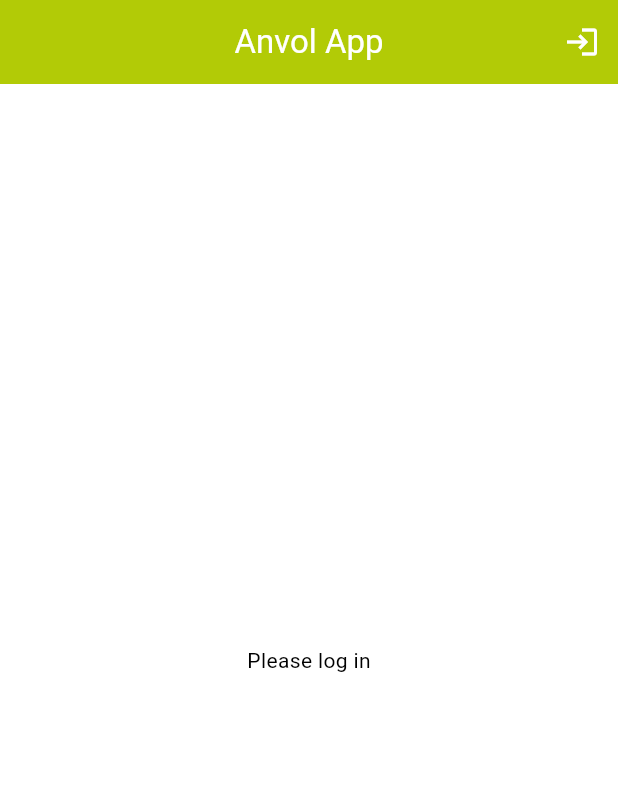
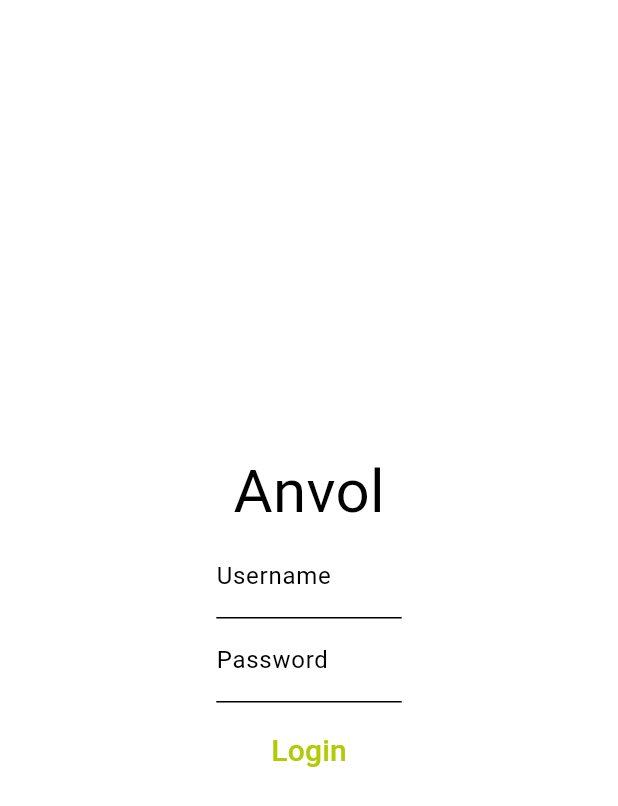
Before and after one commit to sdw2302/anvol_app, a Flutter app: the screen it shows after launch, on a phone screen of 412 x 824 dp. Shown: the top 806 px of the screen. Run offline on Flutter 3.47's test engine with Material 2 defaults, Android fonts, the phone set to English and light mode, and no system bars; Roboto replaces fonts that are missing (Poppins).

Commit message:
created profile_page, modified login on main_page

```diff
--- a/lib/main_page.dart
+++ b/lib/main_page.dart
@@ -1,5 +1,6 @@
+import 'package:anvol_app/hr_page.dart';
 import 'package:anvol_app/planning_page.dart';
-import 'package:anvol_app/hr_page.dart';
+import 'package:anvol_app/profile_page.dart';
 import 'package:anvol_app/reports_page.dart';
 import 'package:flutter/material.dart';
 
@@ -23,34 +24,31 @@ class _MainPageState extends State<MainPage> {
       MainPageContent(
         isLoggedIn: loggedIn,
         username: username,
+        setUsername: _setUsername,
+        setLoggedIn: _setLoggedIn,
       ),
       const PlanningPage(),
       const HRPage(),
       const ReportsPage(),
+      const ProfilePage(),
     ];
     return Scaffold(
-      appBar: AppBar(
-        foregroundColor: Colors.white,
-        backgroundColor: const Color(0xffB2CB06),
-        title: const Text('Anvol App'),
-        centerTitle: true,
-        actions: [
-          IconButton(
-            icon: const Icon(Icons.login),
-            onPressed: () {
-              if (!loggedIn) {
-                _showLoginDialog(context);
-              } else {
-                _showPersonalInfoPopup(context);
-              }
-            },
-          )
-        ],
-      ),
       body: _pages[_currentIndex],
       bottomNavigationBar: loggedIn ? _buildBottomNavigationBar() : null,
       backgroundColor: Colors.white,
     );
+  }
+
+  void _setUsername(String name) {
+    setState(() {
+      username = name;
+    });
+  }
+
+  void _setLoggedIn(bool state) {
+    setState(() {
+      loggedIn = state;
+    });
   }
 
   BottomNavigationBar _buildBottomNavigationBar() {
@@ -78,91 +76,14 @@ class _MainPageState extends State<MainPage> {
           icon: Icon(Icons.analytics),
           label: 'Reports',
         ),
+        BottomNavigationBarItem(
+          icon: Icon(Icons.login),
+          label: 'Profile',
+        ),
       ],
       backgroundColor: const Color(0xffE7E7E7),
       selectedItemColor: const Color(0xffFFD30B),
       unselectedItemColor: Colors.grey,
-    );
-  }
-
-  void _showLoginDialog(BuildContext context) {
-    TextEditingController usernameController = TextEditingController();
-    showDialog(
-      context: context,
-      builder: (BuildContext context) {
-        return AlertDialog(
-          title: const Text('Welcome!'),
-          content: Column(
-            mainAxisSize: MainAxisSize.min,
-            children: [
-              TextFormField(
-                controller: usernameController,
-                decoration: const InputDecoration(
-                  labelText: 'Username',
-                ),
-              ),
-              TextFormField(
-                obscureText: true,
-                decoration: const InputDecoration(
-                  labelText: 'Password',
-                ),
-              ),
-            ],
-          ),
-          actions: [
-            TextButton(
-              child: const Text('Login'),
-              onPressed: () {
-                // Perform login logic
-
-                // Once login is successful, close the dialog
-                setState(() {
-                  username = usernameController.text;
-                  loggedIn = true;
-                });
-                Navigator.of(context).pop();
-              },
-            ),
-            TextButton(
-              child: const Text('Cancel'),
-              onPressed: () {
-                Navigator.of(context).pop();
-              },
-            ),
-          ],
-        );
-      },
-    );
-  }
-
-  void _showPersonalInfoPopup(BuildContext context) {
-    showDialog(
-      context: context,
-      builder: (BuildContext context) {
-        return AlertDialog(
-          title: Text('Hi, $username'),
-          content: const Text('This is a test!'),
-          actions: [
-            TextButton(
-              child: const Text('Close'),
-              onPressed: () {
-                Navigator.of(context).pop();
-              },
-            ),
-            TextButton(
-              onPressed: () {
-                setState(() {
-                  loggedIn = false;
-                  username = '';
-                  _currentIndex = 0;
-                });
-                Navigator.of(context).pop();
-              },
-              child: const Text('Logout'),
-            ),
-          ],
-        );
-      },
     );
   }
 }
@@ -170,9 +91,15 @@ class _MainPageState extends State<MainPage> {
 class MainPageContent extends StatefulWidget {
   final bool isLoggedIn;
   final String username;
+  final Function(String) setUsername;
+  final Function(bool) setLoggedIn;
 
   const MainPageContent(
-      {Key? key, required this.isLoggedIn, required this.username})
+      {Key? key,
+      required this.isLoggedIn,
+      required this.username,
+      required this.setUsername,
+      required this.setLoggedIn})
       : super(key: key);
 
   @override
@@ -180,17 +107,76 @@ class MainPageContent extends StatefulWidget {
 }
 
 class _MainPageContentState extends State<MainPageContent> {
+  TextEditingController usernameController = TextEditingController();
+  double screenWidth = 0;
+  double textFieldWidth = 0;
+  double paddingTopSize = 0;
+
+  @override
+  void didChangeDependencies() {
+    super.didChangeDependencies();
+    screenWidth = MediaQuery.of(context).size.width;
+    textFieldWidth = screenWidth * 0.3;
+    paddingTopSize = screenWidth * 0.02;
+  }
+
   @override
   Widget build(BuildContext context) {
     return Center(
-      child: Column(
-        mainAxisAlignment: MainAxisAlignment.center,
-        children: <Widget>[
-          Text(
-            widget.isLoggedIn ? 'Home page' : 'Please log in',
+      child: widget.isLoggedIn ? const Text("Home Page") : _buildLoginPage(),
+    );
+  }
+
+  Column _buildLoginPage() {
+    return Column(
+      mainAxisSize: MainAxisSize.min,
+      children: [
+        Align(
+          alignment: Alignment.center,
+          child: Title(
+            color: Colors.black,
+            child: const Text(
+              "Anvol",
+              style: TextStyle(fontSize: 40),
+            ),
           ),
-        ],
-      ),
+        ),
+        SizedBox(
+          width: textFieldWidth,
+          child: TextFormField(
+            controller: usernameController,
+            decoration: const InputDecoration(
+              labelText: 'Username',
+            ),
+          ),
+        ),
+        SizedBox(
+          width: textFieldWidth,
+          child: TextFormField(
+            obscureText: true,
+            decoration: const InputDecoration(
+              labelText: 'Password',
+            ),
+          ),
+        ),
+        Padding(
+          padding: EdgeInsets.only(top: paddingTopSize),
+        ),
+        TextButton(
+          child: const Text(
+            'Login',
+            style: TextStyle(
+              fontSize: 20,
+            ),
+          ),
+          onPressed: () {
+            // Perform login logic
+            String username = usernameController.text;
+            widget.setUsername(username);
+            widget.setLoggedIn(true);
+          },
+        ),
+      ],
     );
   }
 }
```
Also changed, not shown: lib/profile_page.dart (added, +20 -0 lines).
